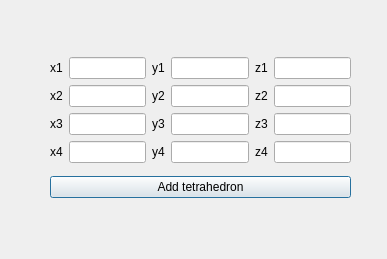
This is Sem5_Roberts/tetrahedroninput.ui in rbaygildin/learn-graphics as Qt 5 draws it before an edit. The edited form follows.
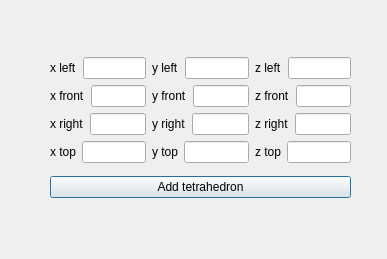
This is the edited form.

The edit to the form file:
```diff
--- a/Sem5_Roberts/tetrahedroninput.ui
+++ b/Sem5_Roberts/tetrahedroninput.ui
@@ -13,7 +13,7 @@
   <property name="windowTitle">
    <string>Dialog</string>
   </property>
-  <widget class="QWidget" name="">
+  <widget class="QWidget" name="layoutWidget">
    <property name="geometry">
     <rect>
      <x>50</x>
@@ -30,7 +30,7 @@
         <item>
          <widget class="QLabel" name="label_4">
           <property name="text">
-           <string>y1</string>
+           <string>y left</string>
           </property>
          </widget>
         </item>
@@ -44,7 +44,7 @@
         <item>
          <widget class="QLabel" name="label_9">
           <property name="text">
-           <string>z1</string>
+           <string>z left</string>
           </property>
          </widget>
         </item>
@@ -58,7 +58,7 @@
         <item>
          <widget class="QLabel" name="label_2">
           <property name="text">
-           <string>x2</string>
+           <string>x front</string>
           </property>
          </widget>
         </item>
@@ -72,7 +72,7 @@
         <item>
          <widget class="QLabel" name="label_6">
           <property name="text">
-           <string>y2</string>
+           <string>y front</string>
           </property>
          </widget>
         </item>
@@ -86,7 +86,7 @@
         <item>
          <widget class="QLabel" name="label_8">
           <property name="text">
-           <string>z2</string>
+           <string>z front</string>
           </property>
          </widget>
         </item>
@@ -100,7 +100,7 @@
         <item>
          <widget class="QLabel" name="label_3">
           <property name="text">
-           <string>x3</string>
+           <string>x right</string>
           </property>
          </widget>
         </item>
@@ -114,7 +114,7 @@
         <item>
          <widget class="QLabel" name="label_7">
           <property name="text">
-           <string>y3</string>
+           <string>y right</string>
           </property>
          </widget>
         </item>
@@ -128,7 +128,7 @@
         <item>
          <widget class="QLabel" name="label_5">
           <property name="text">
-           <string>z3</string>
+           <string>z right</string>
           </property>
          </widget>
         </item>
@@ -142,7 +142,7 @@
         <item>
          <widget class="QLabel" name="label_10">
           <property name="text">
-           <string>x4</string>
+           <string>x top</string>
           </property>
          </widget>
         </item>
@@ -156,7 +156,7 @@
         <item>
          <widget class="QLabel" name="label_11">
           <property name="text">
-           <string>y4</string>
+           <string>y top</string>
           </property>
          </widget>
         </item>
@@ -170,7 +170,7 @@
         <item>
          <widget class="QLabel" name="label_12">
           <property name="text">
-           <string>z4</string>
+           <string>z top</string>
           </property>
          </widget>
         </item>
@@ -184,7 +184,7 @@
         <item>
          <widget class="QLabel" name="label">
           <property name="text">
-           <string>x1</string>
+           <string>x left</string>
           </property>
          </widget>
         </item>
```
